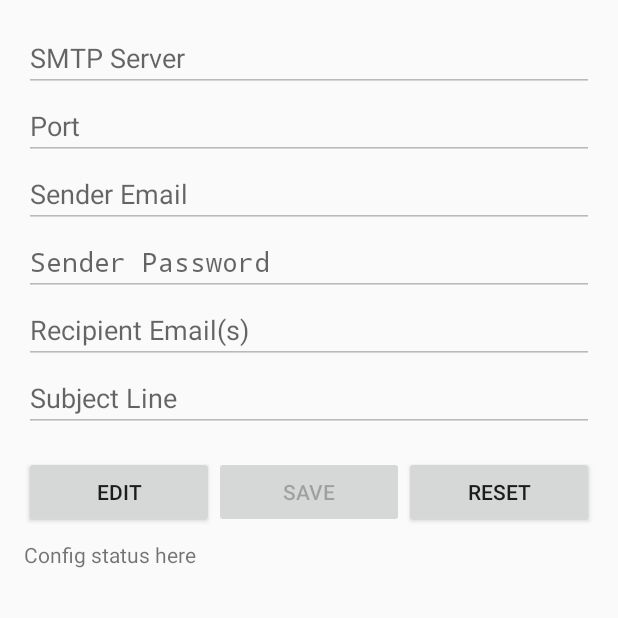
After one commit to ganeshv/textfiltrator, an Android app built with Jetpack Compose: the ConfigActivity screen opened directly, with no data from a screen before it, on a phone screen of 412 x 824 dp, the top half of it. The commit adds this screen. Run offline under Robolectric (Android 15) with nearby library versions, the phone set to English and light mode, and no system bars; 3 statements that could not run were skipped.

Commit message:
email works

```diff
--- a/SMSReaderApp/app/build.gradle.kts
+++ b/SMSReaderApp/app/build.gradle.kts
@@ -57,6 +57,10 @@ dependencies {
     implementation("androidx.compose.ui:ui-tooling-preview")
     implementation("androidx.compose.material3:material3")
     implementation("androidx.recyclerview:recyclerview:1.3.1")
+    implementation("androidx.security:security-crypto:1.0.0")
+    implementation("com.sun.mail:android-mail:1.6.5")
+    implementation("com.sun.mail:android-activation:1.6.5")
+
     testImplementation("junit:junit:4.13.2")
     androidTestImplementation("androidx.test.ext:junit:1.1.5")
     androidTestImplementation("androidx.test.espresso:espresso-core:3.5.1")
--- a/SMSReaderApp/app/src/main/AndroidManifest.xml
+++ b/SMSReaderApp/app/src/main/AndroidManifest.xml
@@ -23,6 +23,7 @@
                 <category android:name="android.intent.category.LAUNCHER" />
             </intent-filter>
         </activity>
+        <activity android:name=".ConfigActivity"></activity>
         <receiver android:name=".SmsReceiver" android:exported="true">
             <intent-filter android:priority="999">
                 <action android:name="android.provider.Telephony.SMS_RECEIVED" />
@@ -31,4 +32,5 @@
     </application>
     <uses-permission android:name="android.permission.RECEIVE_SMS" />
     <uses-permission android:name="android.permission.READ_SMS" />
+    <uses-permission android:name="android.permission.INTERNET" />
 </manifest>
--- /dev/null
+++ b/SMSReaderApp/app/src/main/java/com/example/smsreaderapp/ConfigActivity.kt
@@ -0,0 +1,164 @@
+package com.example.smsreaderapp
+
+import android.app.Activity
+import android.os.Bundle
+import android.widget.Button
+import android.widget.EditText
+import android.widget.TextView
+
+class ConfigActivity : Activity() {
+
+    // UI Components
+    private lateinit var smtpServerEditText: EditText
+    private lateinit var portEditText: EditText
+    private lateinit var senderEmailEditText: EditText
+    private lateinit var senderPasswordEditText: EditText
+    private lateinit var recipientEmailsEditText: EditText
+    private lateinit var subjectLineEditText: EditText
+    private lateinit var editButton: Button
+    private lateinit var saveButton: Button
+    private lateinit var resetButton: Button
+    private lateinit var configStatusTextView: TextView
+
+    private var isEditing : Boolean = false
+
+    override fun onCreate(savedInstanceState: Bundle?) {
+        super.onCreate(savedInstanceState)
+        setContentView(R.layout.activity_config)
+
+        // Initialize UI Components
+        smtpServerEditText = findViewById(R.id.smtpServerEditText)
+        portEditText = findViewById(R.id.portEditText)
+        senderEmailEditText = findViewById(R.id.senderEmailEditText)
+        senderPasswordEditText = findViewById(R.id.senderPasswordEditText)
+        recipientEmailsEditText = findViewById(R.id.recipientEmailsEditText)
+        subjectLineEditText = findViewById(R.id.subjectLineEditText)
+
+        // Load previously saved settings
+        loadSettings()
+
+        editButton = findViewById(R.id.editButton)
+        saveButton = findViewById(R.id.saveButton)
+        resetButton = findViewById(R.id.resetButton)
+        configStatusTextView = findViewById(R.id.configStatusTextView)
+
+        disableEdit()
+
+        // Set up listeners
+        editButton.setOnClickListener {
+            // toggle edit mode
+            if (isEditing) {
+                disableEdit()
+            } else {
+                enableEdit()
+            }
+        }
+
+        saveButton.setOnClickListener {
+
+            val smtpServer = smtpServerEditText.text.toString()
+            val portString = portEditText.text.toString()
+            val senderEmail = senderEmailEditText.text.toString()
+            val senderPassword = senderPasswordEditText.text.toString()
+            val recipientEmails = recipientEmailsEditText.text.toString().split(" ")
+            val subjectLine = subjectLineEditText.text.toString()
+
+            // Validations
+            if (smtpServer.isEmpty()) {
+                configStatusTextView.text = "SMTP Server cannot be empty!"
+                return@setOnClickListener
+            }
+            val port = portString.toIntOrNull()
+            if (port == null || port <= 0 || port > 65535) {
+                configStatusTextView.text = "Invalid port number!"
+                return@setOnClickListener
+            }
+            if (senderEmail.isEmpty() || !isValidEmail(senderEmail)) {
+                configStatusTextView.text = "Invalid sender email!"
+                return@setOnClickListener
+            }
+
+            if (senderPassword.isBlank()) {
+                configStatusTextView.text = "Sender password cannot be empty!"
+                return@setOnClickListener
+            }
+
+            if (recipientEmails.isEmpty() || !recipientEmails.all { isValidEmail(it) }) {
+                configStatusTextView.text = "Invalid recipient email(s)!"
+                return@setOnClickListener
+            }
+
+            if (subjectLine.isBlank()) {
+                configStatusTextView.text = "Subject line cannot be empty!"
+                return@setOnClickListener
+            }
+
+            // Save to encrypted shared preferences
+            saveSettings(smtpServer, portString, senderEmail, senderPassword, recipientEmails.joinToString(" "), subjectLine)
+            configStatusTextView.text = "Configuration saved successfully!"
+
+            // Make all the fields uneditable until the Edit button is pressed
+            disableEdit()
+        }
+
+        resetButton.setOnClickListener {
+            // Wipe all preferences
+            saveSettings("", "", "", "", "", "")
+            loadSettings()
+        }
+    }
+
+    private fun loadSettings() {
+        val smtpServer = EncryptedPreferencesUtil.getString(this, "SMTP_SERVER") ?: ""
+        val port = EncryptedPreferencesUtil.getString(this, "PORT")
+        val senderEmail = EncryptedPreferencesUtil.getString(this, "SENDER_EMAIL") ?: ""
+        val senderPassword = EncryptedPreferencesUtil.getString(this, "SENDER_PASSWORD") ?: ""
+        val recipientEmails = EncryptedPreferencesUtil.getString(this, "RECIPIENT_EMAILS") ?: ""
+        val subjectLine = EncryptedPreferencesUtil.getString(this, "SUBJECT_LINE") ?: ""
+
+        // Populate the fields with the loaded settings
+        smtpServerEditText.setText(smtpServer)
+        portEditText.setText(port)
+        senderEmailEditText.setText(senderEmail)
+        senderPasswordEditText.setText(senderPassword)
+        recipientEmailsEditText.setText(recipientEmails)
+        subjectLineEditText.setText(subjectLine)
+    }
+
+    private fun saveSettings(smtpServer: String, port: String, senderEmail: String, senderPassword: String, recipientEmails: String, subjectLine: String) {
+        EncryptedPreferencesUtil.putString(this, "SMTP_SERVER", smtpServer)
+        EncryptedPreferencesUtil.putString(this, "PORT", port)
+        EncryptedPreferencesUtil.putString(this, "SENDER_EMAIL", senderEmail)
+        EncryptedPreferencesUtil.putString(this, "SENDER_PASSWORD", senderPassword)
+        EncryptedPreferencesUtil.putString(this, "RECIPIENT_EMAILS", recipientEmails)
+        EncryptedPreferencesUtil.putString(this, "SUBJECT_LINE", subjectLine)
+    }
+
+    private fun disableEdit() {
+        smtpServerEditText.isEnabled = false
+        portEditText.isEnabled = false
+        senderEmailEditText.isEnabled = false
+        senderPasswordEditText.isEnabled = false
+        recipientEmailsEditText.isEnabled = false
+        subjectLineEditText.isEnabled = false
+        editButton.text = "Edit"
+        isEditing = false
+        saveButton.isEnabled = false
+    }
+
+    private fun enableEdit() {
+        smtpServerEditText.isEnabled = true
+        portEditText.isEnabled = true
+        senderEmailEditText.isEnabled = true
+        senderPasswordEditText.isEnabled = true
+        recipientEmailsEditText.isEnabled = true
+        subjectLineEditText.isEnabled = true
+        editButton.text = "Cancel"
+        isEditing = true
+        saveButton.isEnabled = true
+    }
+
+    private fun isValidEmail(email: String): Boolean {
+        return android.util.Patterns.EMAIL_ADDRESS.matcher(email).matches()
+    }
+}
--- /dev/null
+++ b/SMSReaderApp/app/src/main/res/layout/activity_config.xml
@@ -0,0 +1,98 @@
+<?xml version="1.0" encoding="utf-8"?>
+<ScrollView
+    xmlns:android="http://schemas.android.com/apk/res/android"
+    android:layout_width="match_parent"
+    android:layout_height="match_parent">
+
+    <LinearLayout
+        android:layout_width="match_parent"
+        android:layout_height="wrap_content"
+        android:orientation="vertical"
+        android:padding="16dp">
+
+        <!-- SMTP Server Address -->
+        <EditText
+            android:id="@+id/smtpServerEditText"
+            android:layout_width="match_parent"
+            android:layout_height="wrap_content"
+            android:hint="SMTP Server"
+            android:inputType="text" />
+
+        <!-- Port -->
+        <EditText
+            android:id="@+id/portEditText"
+            android:layout_width="match_parent"
+            android:layout_height="wrap_content"
+            android:hint="Port"
+            android:inputType="number" />
+
+        <!-- Sender Email -->
+        <EditText
+            android:id="@+id/senderEmailEditText"
+            android:layout_width="match_parent"
+            android:layout_height="wrap_content"
+            android:hint="Sender Email"
+            android:inputType="textEmailAddress" />
+
+        <!-- Sender Password -->
+        <EditText
+            android:id="@+id/senderPasswordEditText"
+            android:layout_width="match_parent"
+            android:layout_height="wrap_content"
+            android:hint="Sender Password"
+            android:inputType="textPassword" />
+
+        <!-- Recipient Email(s) - Assuming comma-separated for multiple emails -->
+        <EditText
+            android:id="@+id/recipientEmailsEditText"
+            android:layout_width="match_parent"
+            android:layout_height="wrap_content"
+            android:hint="Recipient Email(s)"
+            android:inputType="textEmailAddress" />
+
+        <!-- Subject Line -->
+        <EditText
+            android:id="@+id/subjectLineEditText"
+            android:layout_width="match_parent"
+            android:layout_height="wrap_content"
+            android:hint="Subject Line"
+            android:inputType="text" />
+
+        <!-- Buttons Layout (Horizontal) -->
+        <LinearLayout
+            android:layout_width="match_parent"
+            android:layout_height="wrap_content"
+            android:orientation="horizontal"
+            android:paddingTop="16dp">
+
+            <Button
+                android:id="@+id/editButton"
+                android:layout_width="0dp"
+                android:layout_height="wrap_content"
+                android:layout_weight="1"
+                android:text="Edit" />
+
+            <Button
+                android:id="@+id/saveButton"
+                android:layout_width="0dp"
+                android:layout_height="wrap_content"
+                android:layout_weight="1"
+                android:text="Save" />
+
+            <Button
+                android:id="@+id/resetButton"
+                android:layout_width="0dp"
+                android:layout_height="wrap_content"
+                android:layout_weight="1"
+                android:text="Reset" />
+        </LinearLayout>
+
+        <!-- Status TextView -->
+        <TextView
+            android:id="@+id/configStatusTextView"
+            android:layout_width="wrap_content"
+            android:layout_height="wrap_content"
+            android:text="Config status here"
+            android:paddingTop="8dp"/>
+    </LinearLayout>
+</ScrollView>
```
Also changed, not shown: SMSReaderApp/app/src/main/java/com/example/smsreaderapp/MainActivity.kt (+58 -26 lines), SMSReaderApp/app/src/main/java/com/example/smsreaderapp/SmsReceiver.kt (+51 -0 lines), SMSReaderApp/app/src/main/res/layout/activity_main.xml (+16 -35 lines).
